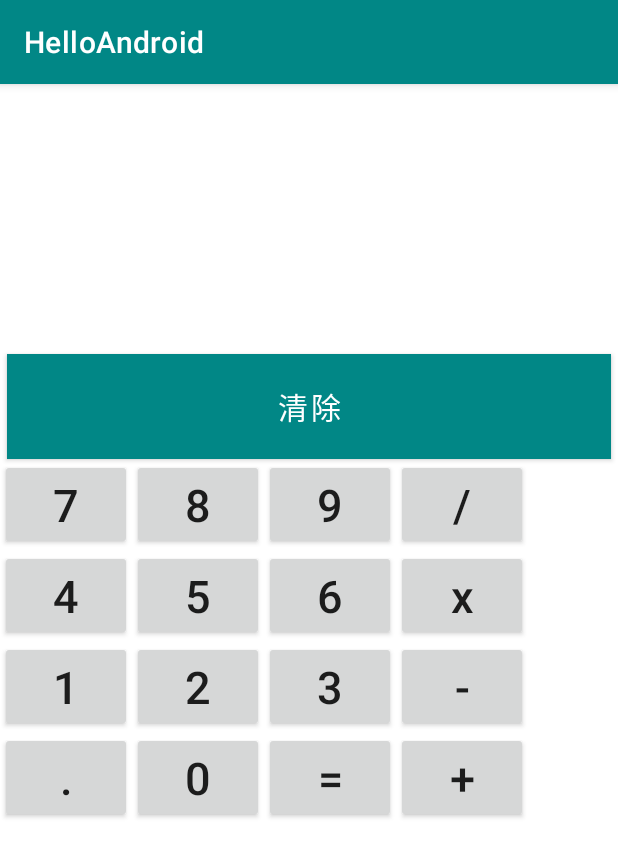
After one commit to Roymein/HelloAndroid, an Android app: the GridLayoutActivity screen opened directly, with no data from a screen before it, on a phone screen of 412 x 824 dp. The commit adds this screen. Shown: the top 857 px of the screen. Run offline under Robolectric (Android 15) with nearby library versions, the phone set to English and light mode, and no system bars.

Commit message:
feat: commit GridLayout code

```diff
--- a/app/src/main/AndroidManifest.xml
+++ b/app/src/main/AndroidManifest.xml
@@ -9,7 +9,9 @@
         android:roundIcon="@mipmap/ic_launcher_round"
         android:supportsRtl="true"
         android:theme="@style/Theme.HelloAndroid">
-        <activity android:name=".activity.TextInputLayoutActivity"></activity>
+        <activity android:name=".activity.RelativeLayoutActivity"></activity>
+        <activity android:name=".activity.GridLayoutActivity" />
+        <activity android:name=".activity.TextInputLayoutActivity" />
         <activity android:name=".activity.TableLayoutActivity" />
         <activity android:name=".MainActivity">
             <intent-filter>
--- a/app/src/main/java/com/demo/android/MainActivity.java
+++ b/app/src/main/java/com/demo/android/MainActivity.java
@@ -6,6 +6,7 @@ import android.content.Intent;
 import android.os.Bundle;
 import android.view.View;
 
+import com.demo.android.activity.GridLayoutActivity;
 import com.demo.android.activity.TableLayoutActivity;
 import com.demo.android.activity.TextInputLayoutActivity;
 
@@ -26,4 +27,9 @@ public class MainActivity extends AppCompatActivity {
         Intent intent = new Intent(this, TextInputLayoutActivity.class);
         startActivity(intent);
     }
+
+    public void onClickGridLayout(View view) {
+        Intent intent = new Intent(this, GridLayoutActivity.class);
+        startActivity(intent);
+    }
 }
--- /dev/null
+++ b/app/src/main/java/com/demo/android/activity/GridLayoutActivity.java
@@ -0,0 +1,84 @@
+package com.demo.android.activity;
+
+import android.os.Bundle;
+import android.widget.AutoCompleteTextView;
+import android.widget.Button;
+import android.widget.GridLayout;
+
+import com.demo.android.R;
+import com.demo.lib.activity.BaseActivity;
+
+import java.util.ArrayList;
+import java.util.List;
+
+public class GridLayoutActivity extends BaseActivity {
+    private static final String TAG = "GridLayoutActivity";
+
+    private GridLayout mGridLayout;
+    private AutoCompleteTextView mTvResult;
+    private Button mBtnClear;
+    private String[] mKeyName = new String[]{
+            "7", "8", "9", "/",
+            "4", "5", "6", "x",
+            "1", "2", "3", "-",
+            ".", "0", "=", "+"
+    };
+
+    private List<String> mKeySymbol = new ArrayList<>();
+    private String mExpression = "";
+
+    @Override
+    protected void onCreate(Bundle savedInstanceState) {
+        super.onCreate(savedInstanceState);
+    }
+
+    @Override
+    protected void setContentView() {
+        setContentView(R.layout.activity_grid_layoutctivity);
+    }
+
+    @Override
+    protected void init() {
+        mGridLayout = findViewById(R.id.gl_calculator);
+        mTvResult = findViewById(R.id.tv_calculate_result);
+        mBtnClear = findViewById(R.id.btn_clear);
+
+        for (int i = 0; i < mKeyName.length; i++) {
+            Button btnKey = new Button(this);
+            btnKey.setId(i);
+            btnKey.setText(mKeyName[i]);
+            btnKey.setAllCaps(false);
+            btnKey.setTextSize(getResources().getDimension(R.dimen.text_size));
+            btnKey.setOnClickListener(v -> {
+                String symbol = btnKey.getText().toString();
+                mExpression += symbol;
+                mTvResult.setText(mExpression);
+
+
+                mKeySymbol.add(symbol);
+                mExpression.split("");
+
+                boolean calculate = btnKey.getText().equals("=");
+
+            });
+            GridLayout.Spec row = GridLayout.spec(i / 4 + 2);
+            GridLayout.Spec column = GridLayout.spec(i % 4);
+            GridLayout.LayoutParams layoutParams = new GridLayout.LayoutParams(row, column);
+            mGridLayout.addView(btnKey, layoutParams);
+        }
+
+        mBtnClear.setOnClickListener(v -> {
+            mTvResult.setText("");
+            mExpression = "";
+            mKeySymbol.clear();
+        });
+    }
+
+    @Override
+    protected void onDestroy() {
+        super.onDestroy();
+        mExpression = "";
+        mKeySymbol.clear();
+    }
+
+}
--- a/app/src/main/java/com/demo/android/activity/TextInputLayoutActivity.java
+++ b/app/src/main/java/com/demo/android/activity/TextInputLayoutActivity.java
@@ -9,6 +9,9 @@ import com.demo.android.R;
 import com.demo.lib.activity.BaseActivity;
 import com.google.android.material.textfield.TextInputLayout;
 
+/**
+ * 作为 EditText 的容器，为 EditText 生成浮动的 label。
+ */
 public class TextInputLayoutActivity extends BaseActivity {
     public static final String TAG = "TextInputLayoutActivity";
 
--- /dev/null
+++ b/app/src/main/res/layout/activity_grid_layoutctivity.xml
@@ -0,0 +1,40 @@
+<?xml version="1.0" encoding="utf-8"?>
+<GridLayout xmlns:android="http://schemas.android.com/apk/res/android"
+    xmlns:tools="http://schemas.android.com/tools"
+    android:layout_width="match_parent"
+    android:layout_height="match_parent"
+    android:id="@+id/gl_calculator"
+    android:columnCount="4"
+    android:rowCount="6"
+    tools:context=".activity.GridLayoutActivity">
+
+    <!--        layout_columnSpan  表示占据4列-->
+    <AutoCompleteTextView
+        android:id="@+id/tv_calculate_result"
+        android:layout_width="match_parent"
+        android:layout_height="180dp"
+        android:layout_columnSpan="4"
+        android:layout_marginLeft="2pt"
+        android:layout_marginRight="2pt"
+        android:background="#fff"
+        android:editable="false"
+        android:padding="3pt"
+        android:textColor="#000"
+        android:textSize="@dimen/text_size" />
+
+    <Button
+        android:id="@+id/btn_clear"
+        android:layout_width="match_parent"
+        android:layout_height="70dp"
+        android:layout_columnSpan="4"
+        android:layout_marginLeft="2pt"
+        android:layout_marginRight="2pt"
+        android:background="#fff"
+        android:padding="3pt"
+        android:text="@string/btn_clear"
+        android:textAllCaps="false"
+        android:textSize="@dimen/text_size" />
+
+
+
+</GridLayout>
--- a/app/src/main/res/layout/activity_main.xml
+++ b/app/src/main/res/layout/activity_main.xml
@@ -39,7 +39,9 @@
             <Button
                 android:layout_width="match_parent"
                 android:layout_height="wrap_content"
-                android:textAllCaps="false"/>
+                android:textAllCaps="false"
+                android:text="GridLayout 创建计算器按键布局"
+                android:onClick="onClickGridLayout"/>
 
         </LinearLayout>
 
--- a/app/src/main/res/values/dimen.xml
+++ b/app/src/main/res/values/dimen.xml
@@ -3,7 +3,7 @@
     <dimen name="activity_horizontal_margin">10dp</dimen>
     <dimen name="activity_vertical_margin">16dp</dimen>
 
-    <dimen name="text_size">20dp</dimen>
+    <dimen name="text_size">20sp</dimen>
     <dimen name="et_table_layout_width">220dp</dimen>
 
     <dimen name="et_margin_top">4dp</dimen>
--- a/app/src/main/res/values/strings.xml
+++ b/app/src/main/res/values/strings.xml
@@ -6,4 +6,6 @@
     <string name="text_input_layout_password_hint">请输入用户密码</string>
     <string name="text_input_layout_password_empty_hint">密码不能为空白</string>
     <string name="btn_login">登录</string>
+
+    <string name="btn_clear">清除</string>
 </resources>
--- a/app/src/main/res/values/themes.xml
+++ b/app/src/main/res/values/themes.xml
@@ -2,7 +2,7 @@
     <!-- Base application theme. -->
     <style name="Theme.HelloAndroid" parent="Theme.MaterialComponents.DayNight.DarkActionBar">
         <!-- Primary brand color. -->
-        <item name="colorPrimary">@color/purple_500</item>
+        <item name="colorPrimary">@color/teal_700</item>
         <item name="colorPrimaryVariant">@color/purple_700</item>
         <item name="colorOnPrimary">@color/white</item>
         <!-- Secondary brand color. -->
```
Also changed, not shown: app/src/main/java/com/demo/android/activity/RelativeLayoutActivity.java (added, +24 -0 lines), app/src/main/res/layout/activity_relative_layout.xml (added, +10 -0 lines), 1 other file.
